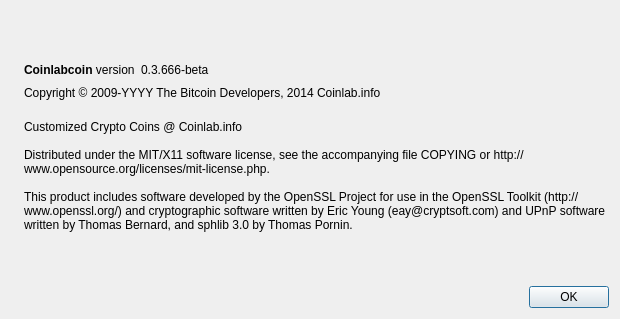
Qt form src/qt/forms/aboutdialog.ui (sciencechain/LAB) before a commit.
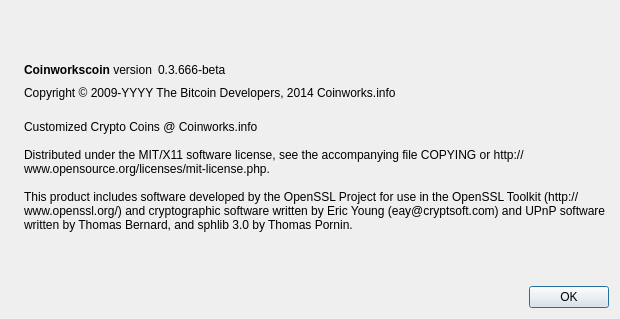
The same form after that commit. Icons and pictures are not drawn.

What changed in the file:
```diff
--- a/src/qt/forms/aboutdialog.ui
+++ b/src/qt/forms/aboutdialog.ui
@@ -50,7 +50,7 @@
           <cursorShape>IBeamCursor</cursorShape>
          </property>
          <property name="text">
-          <string>&lt;html&gt;&lt;head/&gt;&lt;body&gt;&lt;p&gt;&lt;span style=&quot; font-weight:600;&quot;&gt;Coinlabcoin&lt;/span&gt; version&lt;/p&gt;&lt;/body&gt;&lt;/html&gt;</string>
+          <string>&lt;html&gt;&lt;head/&gt;&lt;body&gt;&lt;p&gt;&lt;span style=&quot; font-weight:600;&quot;&gt;Coinworkscoin&lt;/span&gt; version&lt;/p&gt;&lt;/body&gt;&lt;/html&gt;</string>
          </property>
          <property name="textInteractionFlags">
           <set>Qt::LinksAccessibleByMouse|Qt::TextSelectableByKeyboard|Qt::TextSelectableByMouse</set>
@@ -91,7 +91,7 @@
         <cursorShape>IBeamCursor</cursorShape>
        </property>
        <property name="text">
-        <string notr="true">Copyright &amp;copy; 2009-YYYY The Bitcoin Developers, 2014 Coinlab.info</string>
+        <string notr="true">Copyright &amp;copy; 2009-YYYY The Bitcoin Developers, 2014 Coinworks.info</string>
        </property>
        <property name="textFormat">
         <enum>Qt::RichText</enum>
@@ -108,7 +108,7 @@
        </property>
        <property name="text">
         <string>
-Customized Crypto Coins @ Coinlab.info
+Customized Crypto Coins @ Coinworks.info
 
 Distributed under the MIT/X11 software license, see the accompanying file COPYING or http://www.opensource.org/licenses/mit-license.php.
 
```
Left out of the diff: 2 changed lines with no effect on the pictures.
